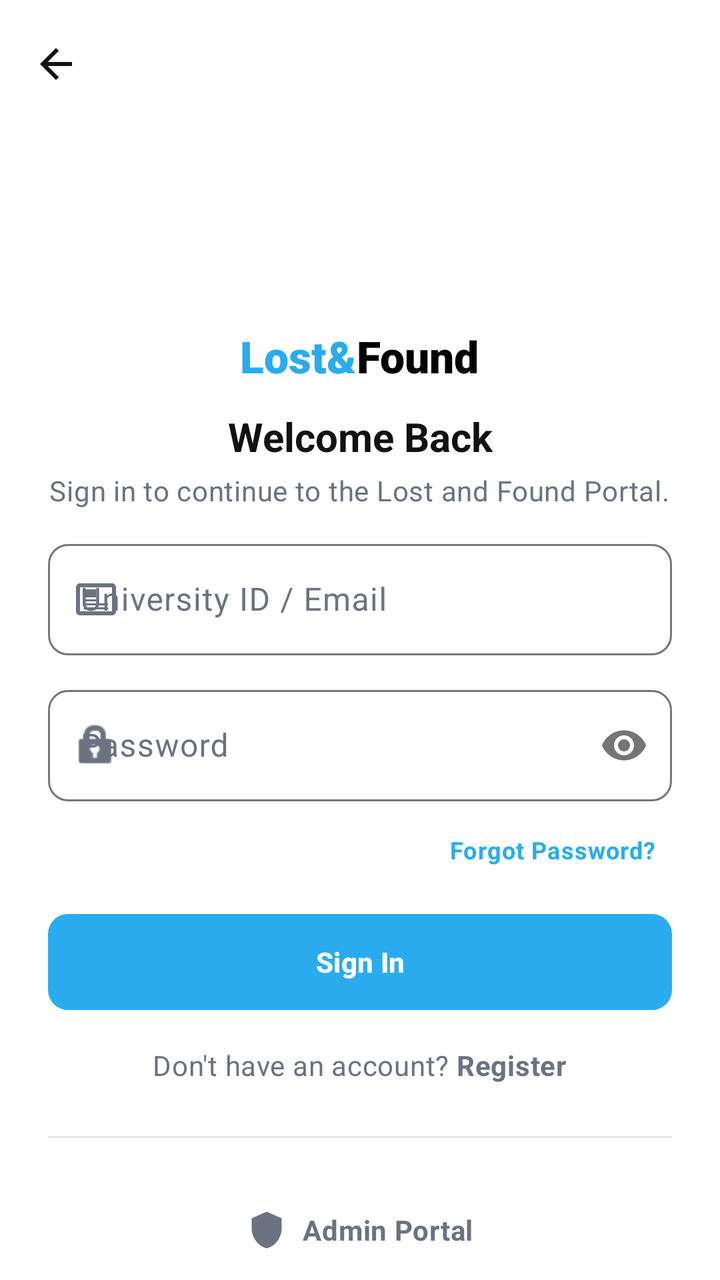
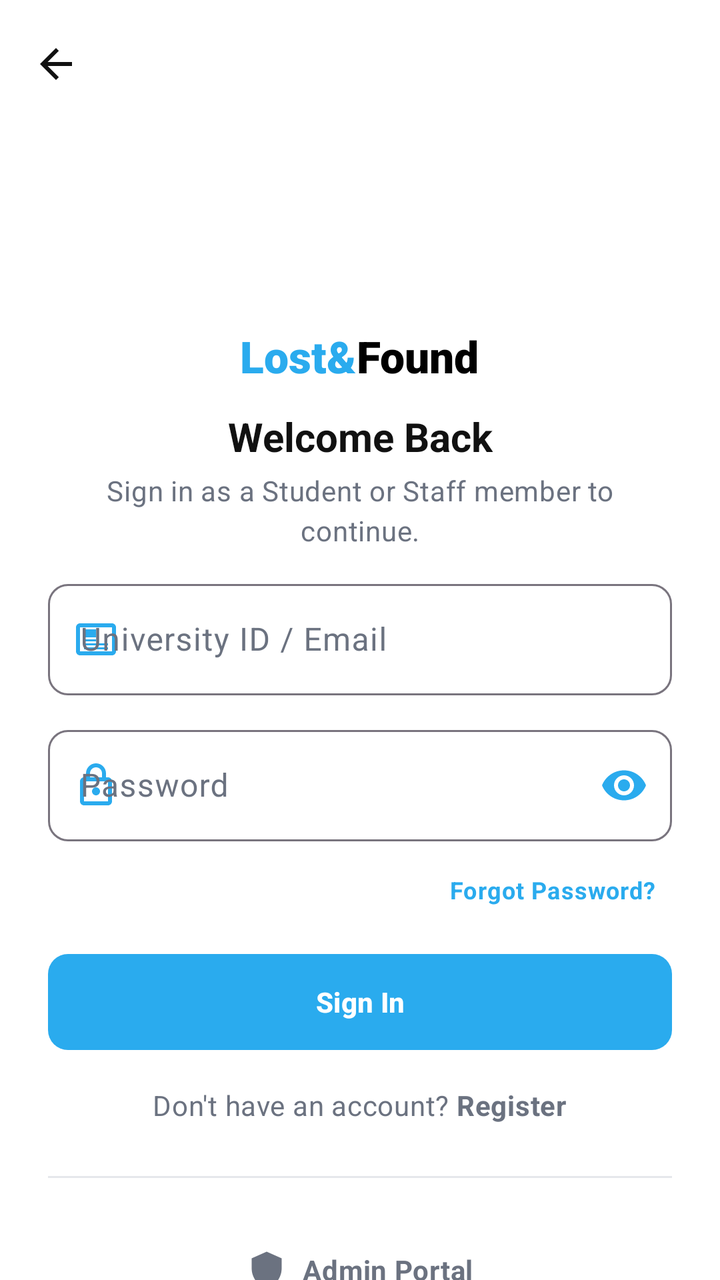

Screens rendered from an Android XML layout before and after an edit, with the pre-edit source and the edit as a unified diff.
<!-- AndroidManifest.xml: application theme AppTheme -->
<!-- res/layout/activity_user_login.xml -->
<?xml version="1.0" encoding="utf-8"?>
<androidx.coordinatorlayout.widget.CoordinatorLayout xmlns:android="http://schemas.android.com/apk/res/android"
    xmlns:app="http://schemas.android.com/apk/res-auto"
    xmlns:tools="http://schemas.android.com/tools"
    android:layout_width="match_parent"
    android:layout_height="match_parent"
    android:background="@color/backgroundColor"
    android:fitsSystemWindows="true">

    <com.google.android.material.appbar.AppBarLayout
        android:id="@+id/appBarLayout"
        android:layout_width="match_parent"
        android:layout_height="wrap_content"
        android:background="@color/backgroundColor"
        app:elevation="0dp"
        app:liftOnScroll="false">

        <com.google.android.material.appbar.MaterialToolbar
            android:id="@+id/toolbar"
            android:layout_width="match_parent"
            android:layout_height="?attr/actionBarSize"
            android:background="@color/backgroundColor"
            app:navigationIcon="@drawable/ic_back_arrow"
            app:navigationIconTint="@color/textPrimary" />
    </com.google.android.material.appbar.AppBarLayout>

    <androidx.core.widget.NestedScrollView
        android:id="@+id/nestedScrollView"
        android:layout_width="match_parent"
        android:layout_height="match_parent"
        android:fillViewport="true"
        android:background="@color/backgroundColor"
        app:layout_behavior="@string/appbar_scrolling_view_behavior">

        <LinearLayout
            android:layout_width="match_parent"
            android:layout_height="wrap_content"
            android:gravity="center_horizontal"
            android:orientation="vertical"
            android:paddingStart="24dp"
            android:paddingEnd="24dp"
            android:paddingTop="0dp"
            android:paddingBottom="24dp">

            
            <ImageView
                android:id="@+id/ivLogo"
                android:layout_width="120dp"
                android:layout_height="120dp"
                android:layout_marginTop="-25dp"
                android:src="@drawable/logo"
                tools:ignore="ContentDescription" />

            
            <LinearLayout
                android:layout_width="wrap_content"
                android:layout_height="wrap_content"
                android:layout_marginTop="4dp"
                android:orientation="horizontal">

                <TextView
                    android:layout_width="wrap_content"
                    android:layout_height="wrap_content"
                    android:fontFamily="sans-serif-black"
                    android:text="@string/status_lost"
                    android:textColor="@color/primaryColor"
                    android:textSize="22sp" />

                <TextView
                    android:layout_width="wrap_content"
                    android:layout_height="wrap_content"
                    android:fontFamily="sans-serif-black"
                    android:text="@string/found_part"
                    android:textColor="@color/black"
                    android:textSize="22sp" />
            </LinearLayout>

            
            <TextView
                style="@style/TextAppearance.App.Headline"
                android:layout_width="wrap_content"
                android:layout_height="wrap_content"
                android:layout_marginTop="12dp"
                android:gravity="center"
                android:text="@string/login_welcome_back" />

            
            <TextView
                style="@style/TextAppearance.App.Body"
                android:layout_width="wrap_content"
                android:layout_height="wrap_content"
                android:layout_marginTop="4dp"
                android:layout_marginBottom="12dp"
                android:gravity="center"
                android:text="@string/login_subtitle_new"
                android:textColor="@color/textSecondary" />

            <com.google.android.material.textfield.TextInputLayout
                style="@style/Widget.Material3.TextInputLayout.OutlinedBox"
                android:layout_width="match_parent"
                android:layout_height="wrap_content"
                android:layout_marginBottom="12dp"
                android:hint="@string/hint_id_email"
                app:shapeAppearanceOverlay="@style/ShapeAppearance.App.SmallComponent"
                app:startIconDrawable="@drawable/ic_admin_id">

                <com.google.android.material.textfield.TextInputEditText
                    android:id="@+id/etEmail"
                    android:layout_width="match_parent"
                    android:layout_height="wrap_content"
                    android:inputType="textEmailAddress" />
            </com.google.android.material.textfield.TextInputLayout>

            <com.google.android.material.textfield.TextInputLayout
                style="@style/Widget.Material3.TextInputLayout.OutlinedBox"
                android:layout_width="match_parent"
                android:layout_height="wrap_content"
                android:layout_marginBottom="4dp"
                android:hint="@string/hint_password"
                app:passwordToggleEnabled="true"
                app:shapeAppearanceOverlay="@style/ShapeAppearance.App.SmallComponent"
                app:startIconDrawable="@android:drawable/ic_lock_idle_lock">

                <com.google.android.material.textfield.TextInputEditText
                    android:id="@+id/etPassword"
                    android:layout_width="match_parent"
                    android:layout_height="wrap_content"
                    android:inputType="textPassword" />
            </com.google.android.material.textfield.TextInputLayout>

            <TextView
                android:id="@+id/tvForgotPassword"
                style="@style/TextAppearance.App.Small"
                android:layout_width="wrap_content"
                android:layout_height="wrap_content"
                android:layout_gravity="end"
                android:layout_marginTop="4dp"
                android:layout_marginBottom="16dp"
                android:padding="8dp"
                android:text="@string/forgot_password"
                android:textColor="@color/primaryColor"
                android:textStyle="bold" />

            <com.google.android.material.button.MaterialButton
                android:id="@+id/btnSignIn"
                android:layout_width="match_parent"
                android:layout_height="wrap_content"
                android:text="@string/sign_in" />

            <ProgressBar
                android:id="@+id/progressBar"
                android:layout_width="32dp"
                android:layout_height="32dp"
                android:layout_marginTop="12dp"
                android:visibility="gone" />

            <TextView
                android:id="@+id/tvRegister"
                style="@style/TextAppearance.App.Body"
                android:layout_width="wrap_content"
                android:layout_height="wrap_content"
                android:layout_marginTop="16dp"
                android:padding="2dp"
                android:text="@string/register_link"
                android:textColor="@color/textSecondary" />

            <View
                android:layout_width="match_parent"
                android:layout_height="1dp"
                android:layout_marginVertical="24dp"
                android:background="@color/dividerColor" />

            <LinearLayout
                android:id="@+id/llAdminLogin"
                android:layout_width="wrap_content"
                android:layout_height="wrap_content"
                android:gravity="center"
                android:orientation="horizontal"
                android:padding="12dp"
                android:background="?attr/selectableItemBackground"
                android:clickable="true"
                android:focusable="true">

                <ImageView
                    android:id="@+id/ivAdminIcon"
                    android:layout_width="20dp"
                    android:layout_height="20dp"
                    android:layout_marginEnd="8dp"
                    android:src="@drawable/ic_shield"
                    app:tint="@color/textSecondary" />

                <TextView
                    android:id="@+id/tvAdminLogin"
                    style="@style/TextAppearance.App.Body"
                    android:layout_width="wrap_content"
                    android:layout_height="wrap_content"
                    android:text="@string/admin_portal"
                    android:textColor="@color/textSecondary"
                    android:textStyle="bold" />
            </LinearLayout>

        </LinearLayout>
    </androidx.core.widget.NestedScrollView>
</androidx.coordinatorlayout.widget.CoordinatorLayout>
<!-- resources referenced by this layout -->
<resources>
  <color name="backgroundColor">#FFFFFF</color>
  <color name="black">#000000</color>
  <color name="dividerColor">#E5E7EB</color>
  <color name="primaryColor">#2AABEE</color>
  <color name="textPrimary">#111111</color>
  <color name="textSecondary">#6B7280</color>
  <!-- drawable ic_back_arrow (drawable) -->
  <?xml version="1.0" encoding="utf-8"?>
  <vector xmlns:android="http://schemas.android.com/apk/res/android"
      android:width="24dp"
      android:height="24dp"
      android:viewportWidth="24"
      android:viewportHeight="24">
      <path
          android:fillColor="#000000"
          android:pathData="M20,11H7.83l5.59,-5.59L12,4l-8,8l8,8l1.41,-1.41L7.83,13H20V11z" />
  </vector>
  <string name="admin_portal">Admin Portal</string>
  <string name="forgot_password">Forgot Password?</string>
  <string name="found_part">Found</string>
  <string name="hint_id_email">University ID / Email</string>
  <string name="hint_password">Password</string>
  <string name="login_subtitle_new">Sign in to continue to the Lost and Found Portal.</string>
  <string name="login_welcome_back">Welcome Back</string>
  <string name="register_link">Don\'t have an account? <b>Register</b></string>
  <string name="sign_in">Sign In</string>
  <string name="status_lost">Lost&amp;</string>
  <style name="ShapeAppearance.App.SmallComponent" parent="ShapeAppearance.Material3.SmallComponent">
          <item name="cornerSize">10dp</item>
      </style>
  <style name="TextAppearance.App.Body" parent="TextAppearance.Material3.BodyMedium">
          <item name="android:textSize">14sp</item>
          <item name="android:textColor">@color/textPrimary</item>
      </style>
  <style name="TextAppearance.App.Headline" parent="TextAppearance.Material3.HeadlineMedium">
          <item name="android:textSize">20sp</item>
          <item name="android:textStyle">bold</item>
          <item name="android:textColor">@color/textPrimary</item>
      </style>
  <style name="TextAppearance.App.Small" parent="TextAppearance.Material3.BodySmall">
          <item name="android:textSize">12sp</item>
          <item name="android:textColor">@color/textSecondary</item>
      </style>
  <color name="white">#FFFFFF</color>
  <color name="primaryLightColor">#D1E1FF</color>
  <color name="primaryDarkColor">#229ED9</color>
  <color name="accentColor">#2AABEE</color>
  <color name="surfaceColor">#FFFFFF</color>
  <style name="Widget.App.Button" parent="Widget.Material3.Button">
          <item name="android:insetTop">0dp</item>
          <item name="android:insetBottom">0dp</item>
          <item name="android:minHeight">48dp</item>
          <item name="shapeAppearance">@style/ShapeAppearance.App.SmallComponent</item>
          <item name="android:textAllCaps">false</item>
          <item name="android:textStyle">bold</item>
      </style>
  <style name="Widget.App.Card" parent="Widget.Material3.CardView.Elevated">
          <item name="cardCornerRadius">12dp</item>
          <item name="cardElevation">2dp</item>
          <item name="cardBackgroundColor">@color/surfaceColor</item>
      </style>
  <style name="ShapeAppearance.App.MediumComponent" parent="ShapeAppearance.Material3.MediumComponent">
          <item name="cornerSize">12dp</item>
      </style>
  <!-- unchanged entries left out for length: 4 -->
</resources>

<!-- the commit's change to res/layout/activity_user_login.xml (unified diff, before → after) -->
@@ -96,36 +96,43 @@
                 android:textColor="@color/textSecondary" />
 
             <com.google.android.material.textfield.TextInputLayout
+                android:id="@+id/tilUniversityId"
                 style="@style/Widget.Material3.TextInputLayout.OutlinedBox"
                 android:layout_width="match_parent"
                 android:layout_height="wrap_content"
                 android:layout_marginBottom="12dp"
                 android:hint="@string/hint_id_email"
                 app:shapeAppearanceOverlay="@style/ShapeAppearance.App.SmallComponent"
-                app:startIconDrawable="@drawable/ic_admin_id">
+                app:startIconDrawable="@drawable/ic_admin_id"
+                app:startIconTint="@color/primaryColor">
 
                 <com.google.android.material.textfield.TextInputEditText
-                    android:id="@+id/etEmail"
+                    android:id="@+id/etUniversityId"
                     android:layout_width="match_parent"
                     android:layout_height="wrap_content"
-                    android:inputType="textEmailAddress" />
+                    android:inputType="text"
+                    android:textColor="@color/black" />
             </com.google.android.material.textfield.TextInputLayout>
 
             <com.google.android.material.textfield.TextInputLayout
+                android:id="@+id/tilPassword"
                 style="@style/Widget.Material3.TextInputLayout.OutlinedBox"
                 android:layout_width="match_parent"
                 android:layout_height="wrap_content"
                 android:layout_marginBottom="4dp"
                 android:hint="@string/hint_password"
                 app:passwordToggleEnabled="true"
+                app:passwordToggleTint="@color/primaryColor"
                 app:shapeAppearanceOverlay="@style/ShapeAppearance.App.SmallComponent"
-                app:startIconDrawable="@android:drawable/ic_lock_idle_lock">
+                app:startIconDrawable="@drawable/ic_lock"
+                app:startIconTint="@color/primaryColor">
 
                 <com.google.android.material.textfield.TextInputEditText
                     android:id="@+id/etPassword"
                     android:layout_width="match_parent"
                     android:layout_height="wrap_content"
-                    android:inputType="textPassword" />
+                    android:inputType="textPassword"
+                    android:textColor="@color/black" />
             </com.google.android.material.textfield.TextInputLayout>
 
             <TextView
<!-- resource entries referenced after the edit -->
@@ -17,12 +17,23 @@
           android:fillColor="#000000"
           android:pathData="M20,11H7.83l5.59,-5.59L12,4l-8,8l8,8l1.41,-1.41L7.83,13H20V11z" />
   </vector>
+  <!-- drawable ic_lock (drawable) -->
+  <?xml version="1.0" encoding="utf-8"?>
+  <vector xmlns:android="http://schemas.android.com/apk/res/android"
+      android:width="24dp"
+      android:height="24dp"
+      android:viewportWidth="24"
+      android:viewportHeight="24">
+      <path
+          android:fillColor="#000000"
+          android:pathData="M18,8h-1V6c0,-2.76 -2.24,-5 -5,-5S7,3.24 7,6v2H6c-1.1,0 -2,0.9 -2,2v10c0,1.1 0.9,2 2,2h12c1.1,0 2,-0.9 2,-2V10C20,8.9 19.1,8 18,8zM9,6c0,-1.66 1.34,-3 3,-3s3,1.34 3,3v2H9V6zM18,20H6V10h12V20zM12,13c-1.1,0 -2,0.9 -2,2s0.9,2 2,2s2,-0.9 2,-2S13.1,13 12,13z" />
+  </vector>
   <string name="admin_portal">Admin Portal</string>
   <string name="forgot_password">Forgot Password?</string>
   <string name="found_part">Found</string>
   <string name="hint_id_email">University ID / Email</string>
   <string name="hint_password">Password</string>
-  <string name="login_subtitle_new">Sign in to continue to the Lost and Found Portal.</string>
+  <string name="login_subtitle_new">Sign in as a Student or Staff member to continue.</string>
   <string name="login_welcome_back">Welcome Back</string>
   <string name="register_link">Don\'t have an account? <b>Register</b></string>
   <string name="sign_in">Sign In</string>
